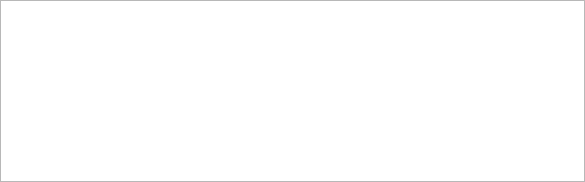
Before: the Qt Designer form zbyrator-water/waterprofilewdgt.ui in KTS-Intek/quick-collect, drawn with Qt 5.
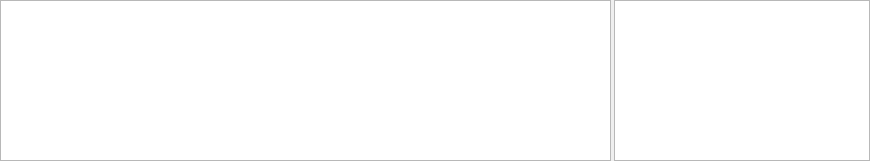
After: the same form once the commit is applied.

The edit to the form file:
```diff
--- a/zbyrator-water/waterprofilewdgt.ui
+++ b/zbyrator-water/waterprofilewdgt.ui
@@ -6,14 +6,17 @@
    <rect>
     <x>0</x>
     <y>0</y>
-    <width>585</width>
-    <height>182</height>
+    <width>870</width>
+    <height>161</height>
    </rect>
   </property>
   <property name="windowTitle">
    <string>Form</string>
   </property>
-  <layout class="QVBoxLayout" name="verticalLayout">
+  <layout class="QHBoxLayout" name="horizontalLayout">
+   <property name="spacing">
+    <number>3</number>
+   </property>
    <property name="leftMargin">
     <number>0</number>
    </property>
@@ -27,7 +30,27 @@
     <number>0</number>
    </property>
    <item>
-    <widget class="QTableWidget" name="tableWidget"/>
+    <widget class="QTableWidget" name="tableWidget">
+     <property name="sizePolicy">
+      <sizepolicy hsizetype="Expanding" vsizetype="Expanding">
+       <horstretch>7</horstretch>
+       <verstretch>0</verstretch>
+      </sizepolicy>
+     </property>
+    </widget>
+   </item>
+   <item>
+    <widget class="QPlainTextEdit" name="plainTextEdit">
+     <property name="sizePolicy">
+      <sizepolicy hsizetype="Preferred" vsizetype="Expanding">
+       <horstretch>0</horstretch>
+       <verstretch>0</verstretch>
+      </sizepolicy>
+     </property>
+     <property name="readOnly">
+      <bool>true</bool>
+     </property>
+    </widget>
    </item>
   </layout>
  </widget>
```
